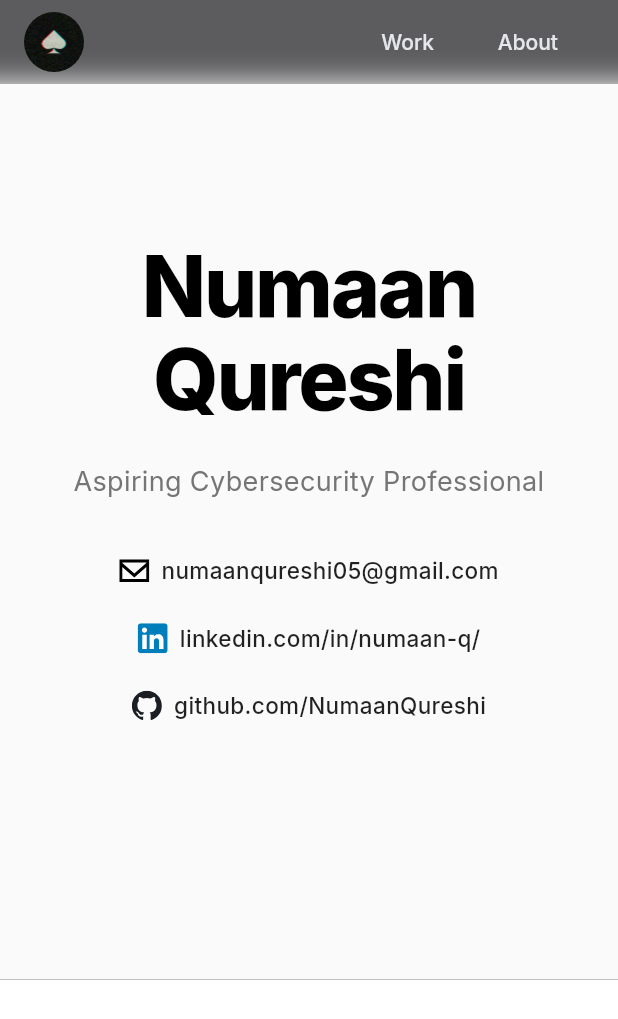
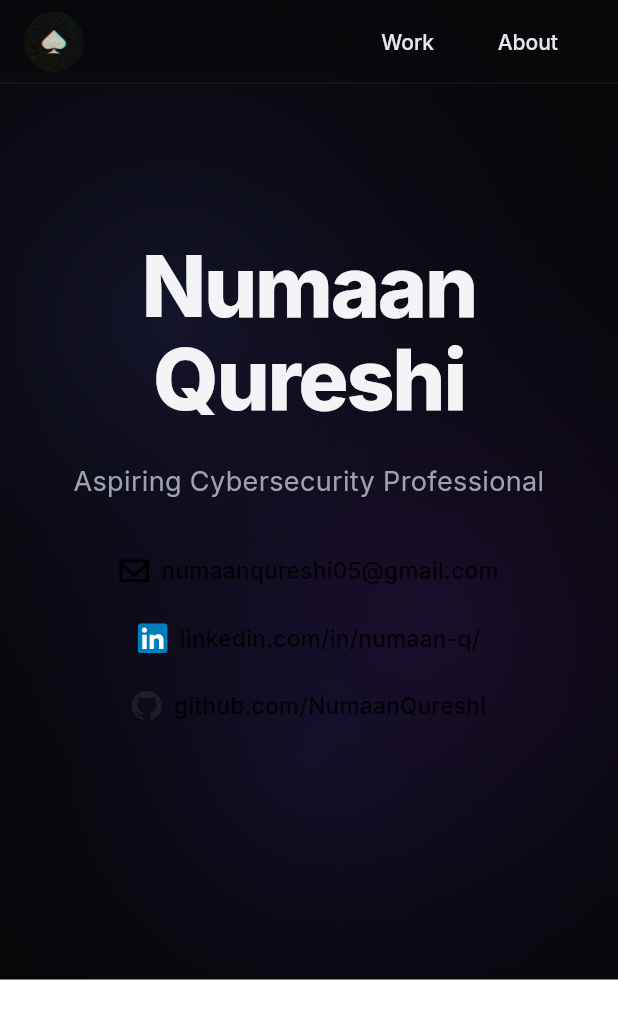
Before and after one commit to NumaanQureshi/NumaanQureshi.github.io, a Flutter app: the screen it shows after launch, on a phone screen of 412 x 824 dp. Shown: the top 1019 px of the screen. Run offline on Flutter 3.47's test engine with Material 3 defaults, Android fonts, the phone set to English and light mode, and no system bars; our stand-ins replace flutter_svg, google_fonts, material_ui; missing offline and left inert: web_smooth_scroll.

Commit message:
style: added gradient design to socials section

```diff
--- a/lib/sections/hero_section.dart
+++ b/lib/sections/hero_section.dart
@@ -9,8 +9,62 @@ class HeroSection extends StatelessWidget {
   Widget build(BuildContext context) {
     return Container(
       width: double.infinity,
-      padding: const EdgeInsets.only(top: 160, bottom: 120, left: 20, right: 20),
-      color: const Color(0xFFFAFAFA),
+      color: const Color(0xFF07070A),
+      child: Stack(
+        alignment: Alignment.center,
+        children: [
+          // top left gradient
+          Positioned.fill(
+            child: DecoratedBox(
+              decoration: BoxDecoration(
+                gradient: RadialGradient(
+                  center: const Alignment(-0.45, -0.35),
+                  radius: 0.85,
+                  colors: [
+                    const Color(0xFF6366F1).withValues(alpha: 0.14),
+                    Colors.transparent,
+                  ],
+                ),
+              ),
+            ),
+          ),
+          // bottom right gradient
+          Positioned.fill(
+            child: DecoratedBox(
+              decoration: BoxDecoration(
+                gradient: RadialGradient(
+                  center: const Alignment(0.45, 0.25),
+                  radius: 0.9,
+                  colors: [
+                    const Color(0xFF9333EA).withValues(alpha: 0.12),
+                    Colors.transparent,
+                  ],
+                ),
+              ),
+            ),
+          ),
+          // buttom gradient
+          Positioned.fill(
+            child: DecoratedBox(
+              decoration: BoxDecoration(
+                gradient: RadialGradient(
+                  center: const Alignment(0.0, 0.55),
+                  radius: 0.7,
+                  colors: [
+                    const Color(0xFF4F46E5).withValues(alpha: 0.10),
+                    Colors.transparent,
+                  ],
+                ),
+              ),
+            ),
+          ),
+          Padding(
+            padding: const EdgeInsets.only(
+              top: 160,
+              bottom: 120,
+              left: 20,
+              right: 20,
+            ),
             child: Column(
               children: [
                 Text(
@@ -20,7 +74,7 @@ class HeroSection extends StatelessWidget {
                     fontWeight: FontWeight.w800,
                     height: 1.1,
                     letterSpacing: -1.5,
-              color: Colors.black,
+                    color: const Color(0xFFF3F4F6),
                   ),
                   textAlign: TextAlign.center,
                 ),
@@ -29,7 +83,7 @@ class HeroSection extends StatelessWidget {
                   'Aspiring Cybersecurity Professional',
                   style: GoogleFonts.inter(
                     fontSize: 18,
-              color: Colors.grey[600],
+                    color: const Color(0xFF9CA3AF),
                     fontWeight: FontWeight.w400,
                   ),
                   textAlign: TextAlign.center,
@@ -44,22 +98,28 @@ class HeroSection extends StatelessWidget {
                       iconPath: 'assets/images/email.svg',
                       label: 'numaanqureshi05@gmail.com',
                       url: 'mailto:numaanqureshi05@gmail.com',
+                      tintIcon: true,
                     ),
                     SocialLink(
                       iconPath: 'assets/images/linkedin.svg',
                       label: 'linkedin.com/in/numaan-q/',
                       url: 'https://www.linkedin.com/in/numaan-q/',
+                      tintIcon: false,
                     ),
                     SocialLink(
                       iconPath: 'assets/images/github.svg',
                       label: 'github.com/NumaanQureshi',
                       url: 'https://www.github.com/NumaanQureshi',
+                      tintIcon: true,
                     ),
                   ],
                 ),
                 const SizedBox(height: 48),
               ],
             ),
+          ),
+        ],
+      ),
     );
   }
 }
```
Lines whose indentation alone changed are shown as unchanged.
